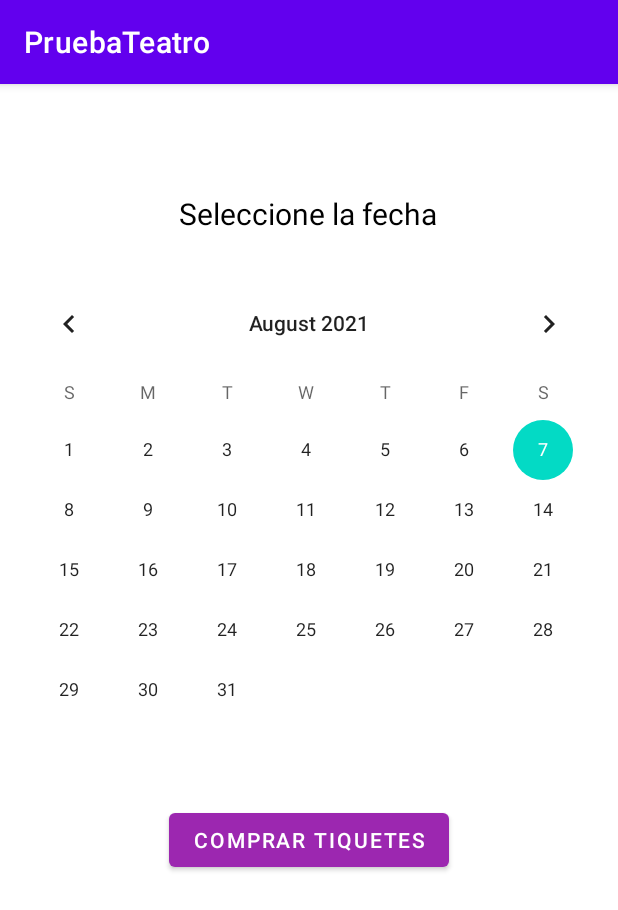
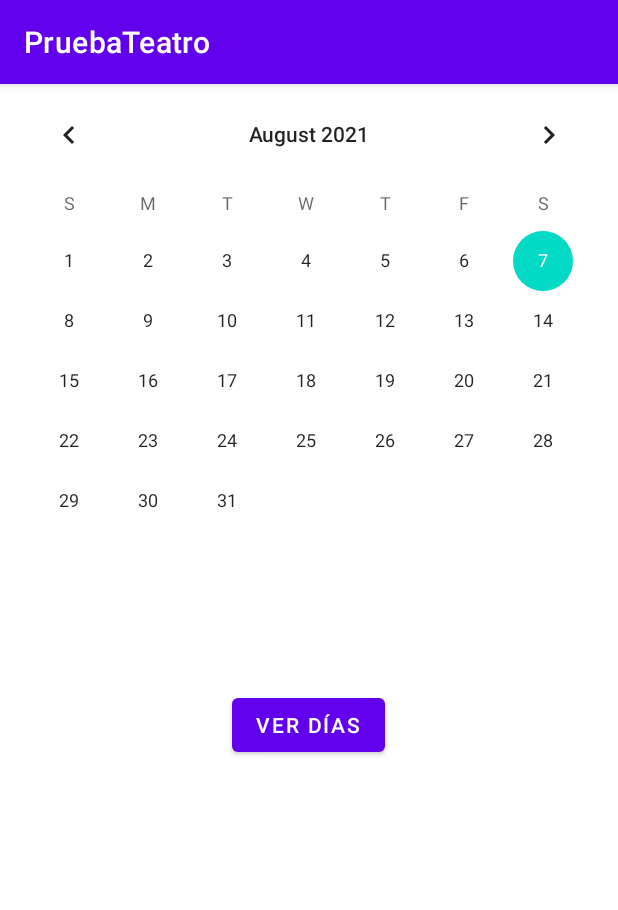
Before and after one commit to joselewis/ProyectoKotlin, an Android app: the calendario screen opened directly, with no data from a screen before it, on a phone screen of 412 x 824 dp. Shown: the top 910 px of the screen. Run offline under Robolectric (Android 15) with nearby library versions, the phone set to English and light mode, and no system bars; our stand-ins replace Picasso; pictures from the network do not load.

Commit message:
Calendario implementado con la API

```diff
--- a/app/build.gradle
+++ b/app/build.gradle
@@ -57,6 +57,8 @@ dependencies {
     androidTestImplementation 'androidx.test.espresso:espresso-core:3.3.0'
     implementation 'androidx.recyclerview:recyclerview:1.2.1'
     implementation 'com.squareup.picasso:picasso:2.5.2'
+    implementation 'com.google.android.gms:play-services-wallet:18.0.0'
+    implementation  'com.google.android.gms:play-services-location:17.0.0'
 
     /////////////////////////////////////FIREBASE///////////////////////////////////////////////////
 
--- a/app/src/main/AndroidManifest.xml
+++ b/app/src/main/AndroidManifest.xml
@@ -2,6 +2,7 @@
 <manifest xmlns:android="http://schemas.android.com/apk/res/android"
     package="com.example.pruebateatro">
 
+    <uses-permission android:name="android.permission.INTERNET" />
     <application
         android:allowBackup="true"
         android:icon="@mipmap/ic_launcher"
@@ -10,7 +11,7 @@
         android:supportsRtl="true"
         android:theme="@style/Theme.PruebaTeatro"
         android:usesCleartextTraffic="true"
-        android:name=".PaginaPrincipal$SharedApp">
+        android:name=".CapaDatos$SharedApp">
         <activity android:name=".MainActivity">
             <intent-filter>
                 <action android:name="android.intent.action.MAIN" />
--- a/app/src/main/java/com/example/pruebateatro/calendario.kt
+++ b/app/src/main/java/com/example/pruebateatro/calendario.kt
@@ -4,33 +4,95 @@ import android.content.Intent
 import android.os.Bundle
 import android.widget.Toast
 import androidx.appcompat.app.AppCompatActivity
+import androidx.recyclerview.widget.LinearLayoutManager
+import androidx.recyclerview.widget.RecyclerView
 import kotlinx.android.synthetic.main.calendario_layout.*
+import kotlinx.coroutines.CoroutineScope
+import kotlinx.coroutines.Dispatchers
+import kotlinx.coroutines.launch
+import retrofit2.Call
+import retrofit2.Retrofit
+import retrofit2.converter.gson.GsonConverterFactory
+import retrofit2.http.Field
+import retrofit2.http.FormUrlEncoded
+import retrofit2.http.POST
 
 class calendario : AppCompatActivity() {
+
+    lateinit var mRecyclerView: RecyclerView
+    val mAdapter: adapter = adapter()
+    var diaEvento: MutableList<CapaDatos.FECHA> = ArrayList()
 
     override fun onCreate(savedInstanceState: Bundle?) {
         super.onCreate(savedInstanceState)
         setContentView(R.layout.calendario_layout)
 
-        //Llamado a los métodos
-        comprarTiquetes()
-        escogerFecha()
+        calendarObras.setOnDateChangeListener { view, year, month, dayOfMonth ->
+            var mes = month + 1
+            obtenerObras(mes.toString(), year.toString(), dayOfMonth)
+
+        }
+        //mostrarDia()
     }
 
-    //Botón que envía al usuario a la pantalla compraTiquetes
-    private fun comprarTiquetes(){
-        buttonComprarEntradasNuevas.setOnClickListener {
-            val intent = Intent(this, compraTiquetes::class.java)
-            startActivity(intent)
+    fun setUpRecyclerView() {
+
+        mRecyclerView = findViewById(R.id.recylerViewObrasActivas) as RecyclerView
+        mRecyclerView.setHasFixedSize(true)
+        mRecyclerView.layoutManager = LinearLayoutManager(this)
+        mAdapter.RecyclerAdapter(diaEvento, this)
+        mRecyclerView.adapter = mAdapter
+
+    }
+
+    fun obtenerObras(mes: String, anno: String, dia: Int) {
+
+        diaEvento.clear()
+        //textView8.setText("Eventos: ")
+
+        CoroutineScope(Dispatchers.IO).launch {
+            val call = getRetrofit().create(calendario.APIService::class.java)
+                .registrationPost("listarparamovil", mes, anno).execute()
+
+            runOnUiThread {
+                CapaDatos.SharedApp.diasdelmes = call.body()!!
+
+                    /*if (dia == 1){
+                        for (i in CapaDatos.SharedApp.diasdelmes) {
+                                textViewFechaEvento.setText(
+                                    textViewFechaEvento.text.toString() + i.DIA.toInt().toString() + "/" + i.MES.toInt().toString() + " , ")
+                            }
+                    }*/
+
+                    for (i in CapaDatos.SharedApp.diasdelmes) {
+
+                        if (i.DIA.toInt() == dia) {
+
+                            diaEvento.add(i)
+                            break
+                        }
+                    }
+                setUpRecyclerView()
+            }
         }
     }
 
-    //Método que lanza una notificación rápida para elegir el día (Aun no funciona con la información del teatro)
-    private fun escogerFecha(){
 
-        calendarTeatro.setOnDateChangeListener { view, anno, mes, dia ->
-            val fechaEscogida = "La fecha seleccionada es " +  dia + "/" + (mes + 1) + "/" + anno
-            Toast.makeText(this, fechaEscogida, Toast.LENGTH_SHORT).show()
-        }
+    interface APIService {
+        @POST("Calendario")
+        @FormUrlEncoded
+        fun registrationPost(
+            @Field("op") op: String,
+            @Field("mes") mes: String,
+            @Field("anno") anno: String
+
+        ): Call<MutableList<CapaDatos.FECHA>>
+    }
+
+    private fun getRetrofit(): Retrofit {
+        return Retrofit.Builder()
+            .baseUrl("http://taquillas.sistemcr.com/api/")
+            .addConverterFactory(GsonConverterFactory.create())
+            .build()
     }
 }
--- a/app/src/main/res/layout/calendario_layout.xml
+++ b/app/src/main/res/layout/calendario_layout.xml
@@ -5,40 +5,44 @@
     android:layout_width="match_parent"
     android:layout_height="match_parent">
 
-    <CalendarView
-        android:id="@+id/calendarTeatro"
+    <androidx.recyclerview.widget.RecyclerView
+        android:id="@+id/recylerViewObrasActivas"
         android:layout_width="0dp"
-        android:layout_height="wrap_content"
-        android:layout_marginBottom="16dp"
-        android:scrollbarSize="10dp"
-        app:layout_constraintBottom_toTopOf="@+id/buttonComprarEntradasNuevas"
+        android:layout_height="177dp"
+        app:layout_constraintBottom_toBottomOf="parent"
         app:layout_constraintEnd_toEndOf="parent"
-        app:layout_constraintHorizontal_bias="0.491"
+        app:layout_constraintHorizontal_bias="0.0"
         app:layout_constraintStart_toStartOf="parent" />
 
+    <CalendarView
+        android:id="@+id/calendarObras"
+        android:layout_width="0dp"
+        android:layout_height="360dp"
+        app:layout_constraintEnd_toEndOf="parent"
+        app:layout_constraintHorizontal_bias="0.0"
+        app:layout_constraintStart_toStartOf="parent"
+        app:layout_constraintTop_toTopOf="parent" />
+
     <TextView
-        android:id="@+id/textCalendario"
+        android:id="@+id/textViewFechaEvento"
         android:layout_width="wrap_content"
         android:layout_height="wrap_content"
-        android:text="Seleccione la fecha"
-        android:textColor="#000000"
-        android:textSize="20sp"
-        app:layout_constraintBottom_toTopOf="@+id/calendarTeatro"
-        app:layout_constraintEnd_toEndOf="parent"
-        app:layout_constraintHorizontal_bias="0.497"
-        app:layout_constraintStart_toStartOf="parent"
-        app:layout_constraintTop_toTopOf="parent"
-        app:layout_constraintVertical_bias="0.738" />
-
-    <Button
-        android:id="@+id/buttonComprarEntradasNuevas"
-        android:layout_width="wrap_content"
-        android:layout_height="wrap_content"
-        android:layout_marginBottom="240dp"
-        android:text="Comprar tiquetes"
-        app:backgroundTint="#9C27B0"
-        app:layout_constraintBottom_toBottomOf="parent"
+        android:layout_marginBottom="60dp"
+        android:textSize="24dp"
+        app:layout_constraintBottom_toTopOf="@+id/recylerViewObrasActivas"
         app:layout_constraintEnd_toEndOf="parent"
         app:layout_constraintStart_toStartOf="parent" />
 
+    <Button
+        android:id="@+id/buttonMostrarDiasObra"
+        android:layout_width="wrap_content"
+        android:layout_height="wrap_content"
+        android:text="Ver días"
+        app:layout_constraintBottom_toTopOf="@+id/textViewFechaEvento"
+        app:layout_constraintEnd_toEndOf="parent"
+        app:layout_constraintHorizontal_bias="0.498"
+        app:layout_constraintStart_toStartOf="parent"
+        app:layout_constraintTop_toBottomOf="@+id/calendarObras"
+        app:layout_constraintVertical_bias="0.481" />
+
 </androidx.constraintlayout.widget.ConstraintLayout>
--- a/app/src/main/res/layout/item_layout.xml
+++ b/app/src/main/res/layout/item_layout.xml
@@ -82,7 +82,7 @@
         />
 
     <Button
-        android:id="@+id/btncomprar"
+        android:id="@+id/buttonVerButacas"
         android:layout_width="140dp"
         android:layout_height="wrap_content"
         android:layout_alignParentEnd="true"
@@ -91,5 +91,5 @@
         android:layout_marginEnd="1dp"
         android:layout_marginRight="1dp"
         android:layout_marginBottom="2dp"
-        android:text="Comprar entradas" />
+        android:text="Escoger butacas" />
 </RelativeLayout>
```
Also changed, not shown: app/src/main/java/com/example/pruebateatro/CapaDatos.kt (+27 -3 lines), app/src/main/java/com/example/pruebateatro/PaginaPrincipal.kt (+16 -66 lines), app/src/main/java/com/example/pruebateatro/RegistrarUsuario.kt (+47 -0 lines), app/src/main/java/com/example/pruebateatro/adaperCamaraUbi.kt (added, +95 -0 lines), app/src/main/java/com/example/pruebateatro/adaperPrecios.kt (deleted, +0 -77 lines), app/src/main/java/com/example/pruebateatro/adapter.kt (+22 -12 lines), app/src/main/res/layout/activity_main.xml (+50 -49 lines), app/src/main/res/layout/recycler.xml (+11 -21 lines), app/src/main/res/layout/registro_usuario.xml (+12 -0 lines).
